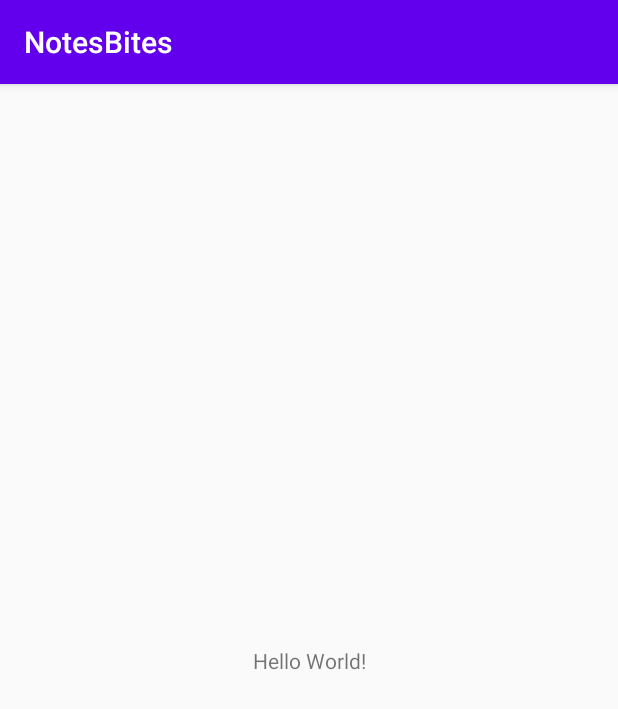
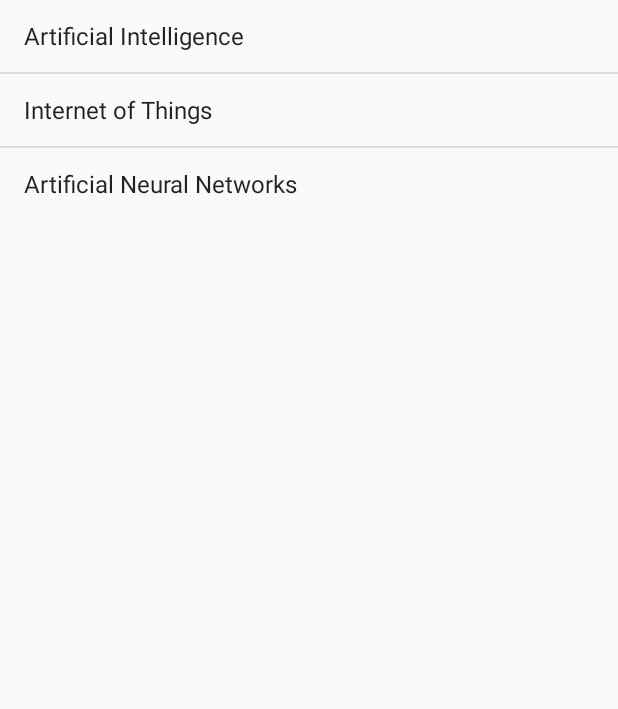
Before and after one commit to WilliamBonvini/NotesBites, an Android app: the screen it shows after launch (SubjectsListActivity), on a phone screen of 412 x 824 dp. Shown: the top 709 px of the screen. Run offline under Robolectric (Android 15) with nearby library versions, the light colour scheme and no system bars.

Commit message:
top level activity

```diff
--- a/app/build.gradle
+++ b/app/build.gradle
@@ -25,6 +25,7 @@
     implementation fileTree(dir: "libs", include: ["*.jar"])
     implementation 'androidx.appcompat:appcompat:1.1.0'
     implementation 'androidx.constraintlayout:constraintlayout:1.1.3'
+    implementation 'com.google.code.gson:gson:2.8.6'
     testImplementation 'junit:junit:4.12'
     androidTestImplementation 'androidx.test.ext:junit:1.1.1'
     androidTestImplementation 'androidx.test.espresso:espresso-core:3.2.0'
--- a/app/src/main/AndroidManifest.xml
+++ b/app/src/main/AndroidManifest.xml
@@ -9,6 +9,7 @@
         android:roundIcon="@mipmap/ic_launcher_round"
         android:supportsRtl="true"
         android:theme="@style/AppTheme">
+        <activity android:name=".SubjectOverviewActivity"></activity>
         <activity android:name=".SubjectsListActivity">
             <intent-filter>
                 <action android:name="android.intent.action.MAIN" />
--- a/app/src/main/java/com/waldo/notesbites/SubjectsListActivity.java
+++ b/app/src/main/java/com/waldo/notesbites/SubjectsListActivity.java
@@ -1,14 +1,42 @@
 package com.waldo.notesbites;
-
-import androidx.appcompat.app.AppCompatActivity;
-
+import android.app.Activity;
 import android.os.Bundle;
-
-public class SubjectsListActivity extends AppCompatActivity {
+import android.content.Intent;
+import android.widget.AdapterView;
+import android.widget.ListView;
+import android.view.View;
+public class SubjectsListActivity extends Activity {
 
     @Override
     protected void onCreate(Bundle savedInstanceState) {
+
         super.onCreate(savedInstanceState);
         setContentView(R.layout.activity_subjectslist);
+        //Create an OnItemCLickListener
+        AdapterView.OnItemClickListener itemClickListener =
+                new AdapterView.OnItemClickListener(){
+            public void onItemClick(AdapterView<?>listView,
+                                                View itemView,
+                                                int position,
+                                                long id){
+                Intent intent = new Intent(SubjectsListActivity.this,
+                        SubjectOverviewActivity.class);
+                if(position == 0){
+                    intent.putExtra("SubjectOverview",SubjectsList.subjects[0].toString());
+                    startActivity(intent);
+                }
+                if(position == 1){
+                    intent.putExtra("SubjectOverview",SubjectsList.subjects[1].toString());
+                    startActivity(intent);
+                }
+                if(position == 2){
+                    intent.putExtra("SubjectOverview",SubjectsList.subjects[2].toString());
+                    startActivity(intent);
+                }
+            }
+        };
+        // add the listener to the list view
+        ListView listView = (ListView) findViewById(R.id.list_of_subjects);
+        listView.setOnItemClickListener(itemClickListener);
     }
 }
--- a/app/src/main/res/layout/activity_subjectslist.xml
+++ b/app/src/main/res/layout/activity_subjectslist.xml
@@ -1,18 +1,18 @@
 <?xml version="1.0" encoding="utf-8"?>
-<androidx.constraintlayout.widget.ConstraintLayout xmlns:android="http://schemas.android.com/apk/res/android"
-    xmlns:app="http://schemas.android.com/apk/res-auto"
+<LinearLayout xmlns:android="http://schemas.android.com/apk/res/android"
     xmlns:tools="http://schemas.android.com/tools"
     android:layout_width="match_parent"
     android:layout_height="match_parent"
-    tools:context=".SubjectsListActivity">
+    android:orientation="vertical"
+    tools:context=".SubjectsListActivity"
+    >
 
-    <TextView
-        android:layout_width="wrap_content"
-        android:layout_height="wrap_content"
-        android:text="Hello World!"
-        app:layout_constraintBottom_toBottomOf="parent"
-        app:layout_constraintLeft_toLeftOf="parent"
-        app:layout_constraintRight_toRightOf="parent"
-        app:layout_constraintTop_toTopOf="parent" />
+   <ListView
+       android:id="@+id/list_of_subjects"
+       android:layout_width="match_parent"
+       android:layout_height="wrap_content"
+       android:entries="@array/subjects"
+       />
 
-</androidx.constraintlayout.widget.ConstraintLayout>
+
+</LinearLayout>
--- a/app/src/main/res/values/strings.xml
+++ b/app/src/main/res/values/strings.xml
@@ -1,3 +1,8 @@
 <resources>
     <string name="app_name">NotesBites</string>
+    <string-array name="subjects">
+        <item>Artificial Intelligence</item>
+        <item>Internet of Things</item>
+        <item>Artificial Neural Networks</item>
+    </string-array>
 </resources>
```
Also changed, not shown: app/src/main/java/com/waldo/notesbites/Module.java (added, +24 -0 lines), app/src/main/java/com/waldo/notesbites/Subject.java (+13 -12 lines), app/src/main/java/com/waldo/notesbites/SubjectOverviewActivity.java (added, +43 -0 lines), app/src/main/java/com/waldo/notesbites/SubjectsList.java (added, +22 -0 lines), app/src/main/res/layout/activity_subject_overview.xml (added, +20 -0 lines).
